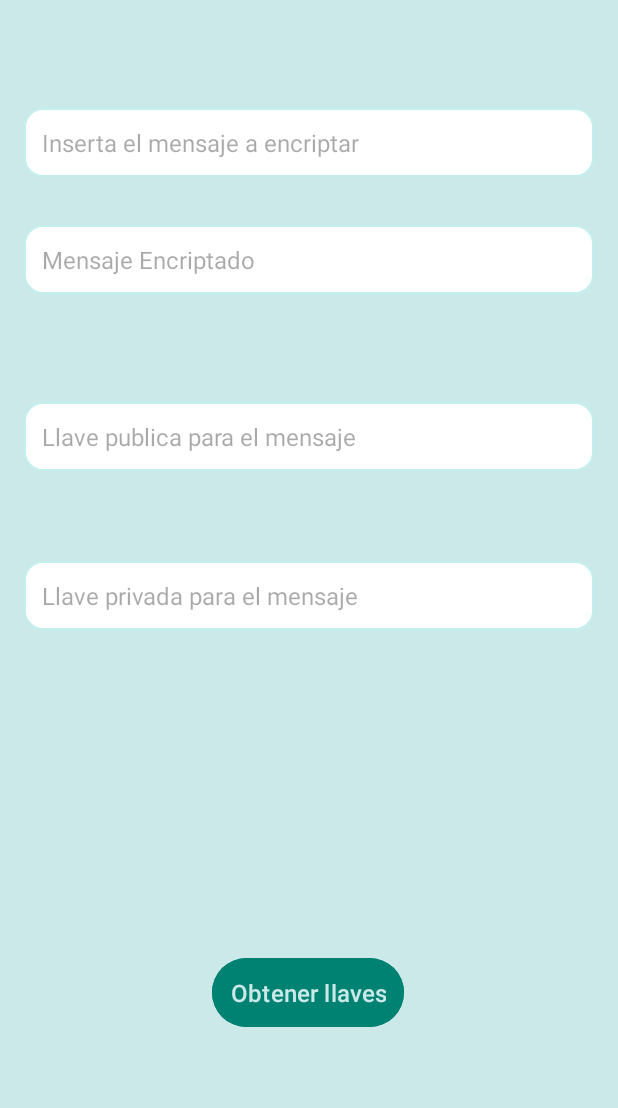
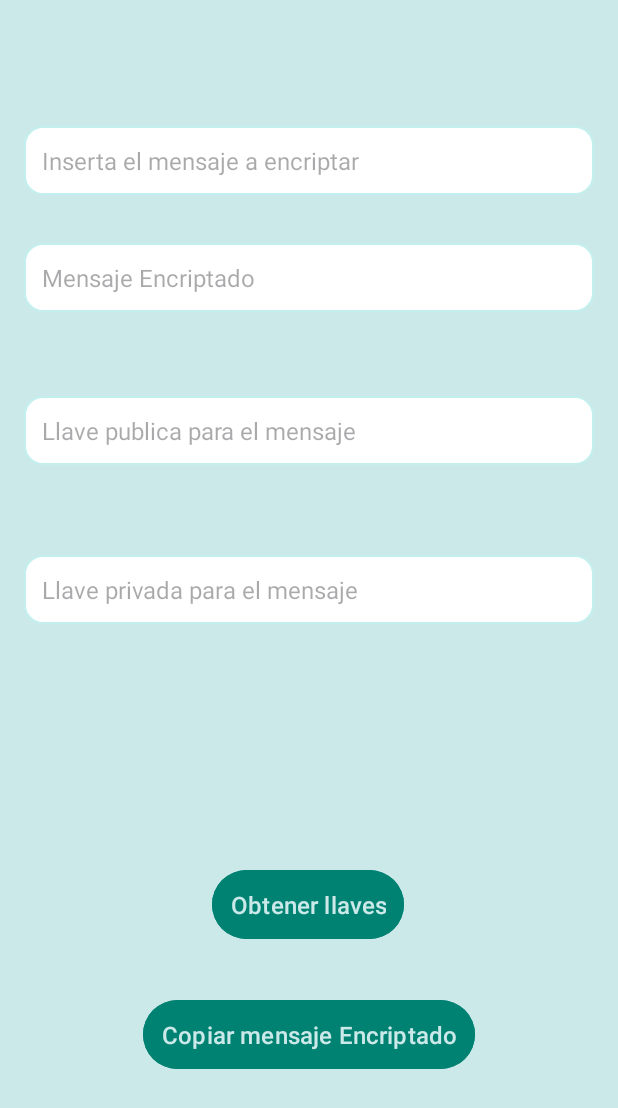
Before and after one commit to bspoloo/AppRSA, an Android app: the screen it shows after launch (KeyGenerationActivity), after a tap on "Generate a key for a message", on a phone screen of 412 x 824 dp. Shown: the top 1108 px of the screen. Run offline under Robolectric (Android 15) with nearby library versions, the light colour scheme and no system bars.

Commit message:
added more design

```diff
--- /dev/null
+++ b/app/src/main/java/com/example/apprsa/Classes/CopyButton.kt
@@ -0,0 +1,27 @@
+package com.example.apprsa.Classes
+
+import android.app.Activity
+import android.content.ClipData
+import android.content.ClipboardManager
+import android.content.Context
+import android.widget.Button
+import android.widget.TextView
+import android.widget.Toast
+import com.example.apprsa.MainActivity
+import com.example.apprsa.R
+
+class CopyButton {
+    companion object{
+        fun enableCopyButton(activity: Activity){
+            val buttonCopyText = activity.findViewById<Button>(R.id.buttonCopyCode)
+            val clipboard = activity.getSystemService(Context.CLIPBOARD_SERVICE) as ClipboardManager
+
+            buttonCopyText.setOnClickListener {
+                var textCopy = activity.findViewById<TextView>(R.id.inputEncryptedMessage).text.toString()
+                val clip = ClipData.newPlainText("Texto copiado", textCopy)
+                clipboard.setPrimaryClip(clip)
+                Toast.makeText(activity, "$textCopy copiado exitosamente", Toast.LENGTH_SHORT).show()
+            }
+        }
+    }
+}
--- a/app/src/main/java/com/example/apprsa/EncryptionActivity.kt
+++ b/app/src/main/java/com/example/apprsa/EncryptionActivity.kt
@@ -4,6 +4,7 @@ import android.os.Bundle
 import android.util.Log
 import android.widget.Button
 import android.widget.EditText
+import android.widget.TextView
 import android.widget.Toast
 import androidx.activity.enableEdgeToEdge
 import androidx.appcompat.app.AppCompatActivity
@@ -40,6 +41,6 @@ class EncryptionActivity : AppCompatActivity() {
         Log.e("Private Key", privateKey.getKey().first.toString() + "-" +privateKey.getKey().second.toString() )
         val  decrypt = Decrypt( privateKey.getKey().first, privateKey.getKey().second)
         val message = decrypt.decryptMessage(findViewById<EditText>(R.id.inputEncryptCode).text.toString())
-        findViewById<EditText>(R.id.inputDesEncryptedMessage).setText(message.toString())
+        findViewById<TextView>(R.id.inputDesEncryptedMessage).setText(message)
     }
 }
--- a/app/src/main/java/com/example/apprsa/KeyGenerationActivity.kt
+++ b/app/src/main/java/com/example/apprsa/KeyGenerationActivity.kt
@@ -4,17 +4,20 @@ import android.os.Bundle
 import android.util.Log
 import android.widget.Button
 import android.widget.EditText
+import android.widget.TextView
 import android.widget.Toast
 import androidx.activity.enableEdgeToEdge
 import androidx.appcompat.app.AppCompatActivity
 import androidx.core.view.ViewCompat
 import androidx.core.view.WindowInsetsCompat
+import com.example.apprsa.Classes.CopyButton
 import com.example.apprsa.Classes.Encrypt
 import com.example.apprsa.Generate.Generate
 import com.example.apprsa.Generate.PrimeNumbers
 import com.example.apprsa.Interfaces.IKey
 
 class KeyGenerationActivity : AppCompatActivity() {
+    private lateinit var primeNumbers : PrimeNumbers
     override fun onCreate(savedInstanceState: Bundle?) {
         super.onCreate(savedInstanceState)
         enableEdgeToEdge()
@@ -25,16 +28,17 @@ class KeyGenerationActivity : AppCompatActivity() {
             insets
         }
         val inputMessage : EditText = findViewById<EditText>(R.id.inputMessage)
-        val inputEncryptedMessage : EditText = findViewById<EditText>(R.id.inputEncryptedMessage)
-        val inputPrivateKey : EditText = findViewById<EditText>(R.id.inputPrivateKey)
-        val inputPublicKey : EditText = findViewById<EditText>(R.id.inputPublicKey)
-        val primeNumbers = PrimeNumbers()
+        val inputEncryptedMessage : TextView = findViewById<EditText>(R.id.inputEncryptedMessage)
+        val inputPrivateKey : TextView = findViewById<EditText>(R.id.inputPrivateKey)
+        val inputPublicKey : TextView = findViewById<EditText>(R.id.inputPublicKey)
+        primeNumbers = PrimeNumbers()
 
         findViewById<Button>(R.id.buttonGenerateKeys).setOnClickListener {
 
             if (inputMessage.text.toString().isNotEmpty())
             {
-                val generate = Generate(primeNumbers.getPrimeNumbers(1, 10), primeNumbers.getPrimeNumbers(1,50))
+                val pairNumbers : Pair<Int, Int> = generatePrimeNumbers(1,10)
+                val generate = Generate(pairNumbers.first, pairNumbers.second)
                 val encrypt  = Encrypt(generate.getE(), generate.getN())
                 val publicKey : IKey = generate.getPublicKey()
                 val privateKey : IKey = generate.getPrivateKey()
@@ -47,5 +51,14 @@ class KeyGenerationActivity : AppCompatActivity() {
             }
             Toast.makeText(this, "Introduzca el mensaje a encriptar", Toast.LENGTH_SHORT).show()
         }
+        CopyButton.enableCopyButton(this)
+    }
+    fun generatePrimeNumbers(min : Int, max : Int) :Pair<Int, Int>{
+        val p : Int = primeNumbers.getPrimeNumbers(min, max)
+        var q : Int = 0
+        do{
+            q = primeNumbers.getPrimeNumbers(min, max)
+        }while (p > q || p == 0)
+        return Pair(p,q)
     }
 }
--- /dev/null
+++ b/app/src/main/res/drawable/textview_background.xml
@@ -0,0 +1,4 @@
+<shape xmlns:android="http://schemas.android.com/apk/res/android">
+    <solid android:color="#008273" />
+    <corners android:radius="12dp" />
+</shape>
--- a/app/src/main/res/layout/activity_key_generation.xml
+++ b/app/src/main/res/layout/activity_key_generation.xml
@@ -13,7 +13,7 @@
         android:layout_width="0dp"
         android:layout_height="wrap_content"
         android:layout_marginStart="16dp"
-        android:layout_marginTop="72dp"
+        android:layout_marginTop="84dp"
         android:layout_marginEnd="16dp"
         android:background="@drawable/edittext_background"
         android:hint="Inserta el mensaje a encriptar"
@@ -25,7 +25,7 @@
         app:layout_constraintStart_toStartOf="parent"
         app:layout_constraintTop_toTopOf="parent" />
 
-    <EditText
+    <TextView
         android:id="@+id/inputEncryptedMessage"
         android:layout_width="0dp"
         android:layout_height="wrap_content"
@@ -42,12 +42,12 @@
         app:layout_constraintStart_toStartOf="parent"
         app:layout_constraintTop_toBottomOf="@+id/inputMessage" />
 
-    <EditText
+    <TextView
         android:id="@+id/inputPublicKey"
         android:layout_width="0dp"
         android:layout_height="wrap_content"
         android:layout_marginStart="16dp"
-        android:layout_marginTop="72dp"
+        android:layout_marginTop="56dp"
         android:layout_marginEnd="16dp"
         android:background="@drawable/edittext_background"
         android:hint="Llave publica para el mensaje"
@@ -59,7 +59,7 @@
         app:layout_constraintStart_toStartOf="parent"
         app:layout_constraintTop_toBottomOf="@+id/inputEncryptedMessage" />
 
-    <EditText
+    <TextView
         android:id="@+id/inputPrivateKey"
         android:layout_width="0dp"
         android:layout_height="wrap_content"
@@ -92,6 +92,22 @@
         app:layout_constraintHorizontal_bias="0.498"
         app:layout_constraintStart_toStartOf="parent"
         app:layout_constraintTop_toTopOf="parent"
-        app:layout_constraintVertical_bias="0.824" />
+        app:layout_constraintVertical_bias="0.748" />
+
+    <Button
+        android:id="@+id/buttonCopyCode"
+        android:layout_width="wrap_content"
+        android:layout_height="wrap_content"
+        android:backgroundTint="#008273"
+        android:padding="12dp"
+        android:text="Copiar mensaje Encriptado"
+        android:textColor="#cbe9e9"
+        android:textSize="16sp"
+        app:layout_constraintBottom_toBottomOf="parent"
+        app:layout_constraintEnd_toEndOf="parent"
+        app:layout_constraintHorizontal_bias="0.501"
+        app:layout_constraintStart_toStartOf="parent"
+        app:layout_constraintTop_toTopOf="parent"
+        app:layout_constraintVertical_bias="0.861" />
 
 </androidx.constraintlayout.widget.ConstraintLayout>
```
Also changed, not shown: app/src/main/res/layout/activity_encryption.xml (+36 -23 lines).
